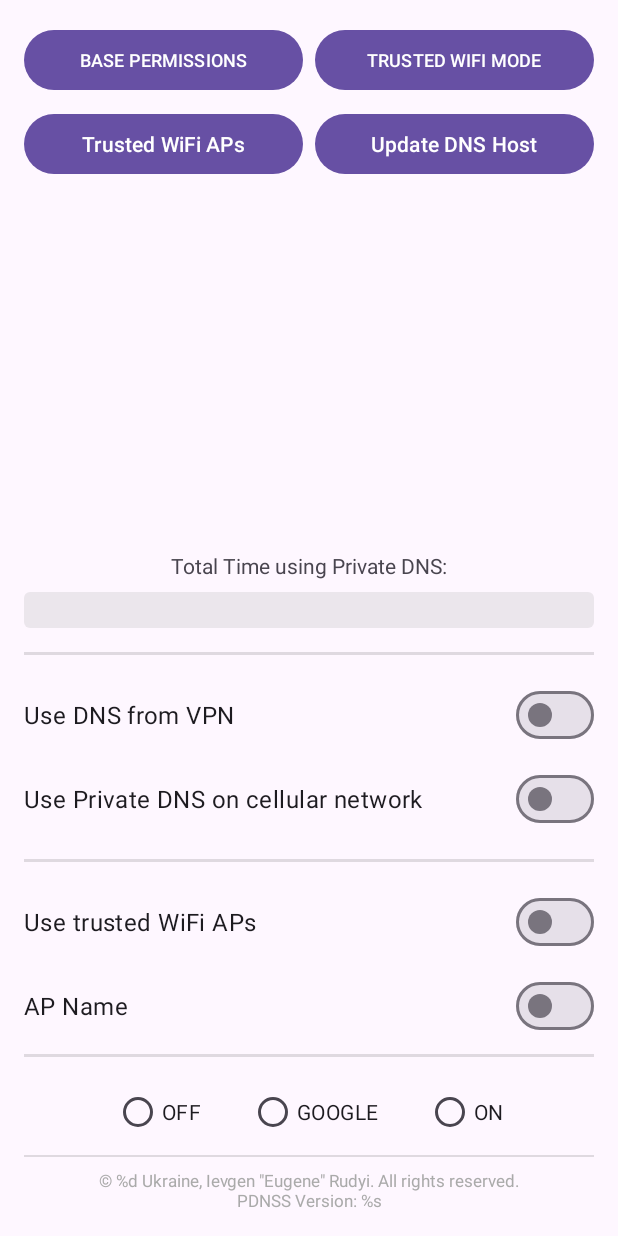
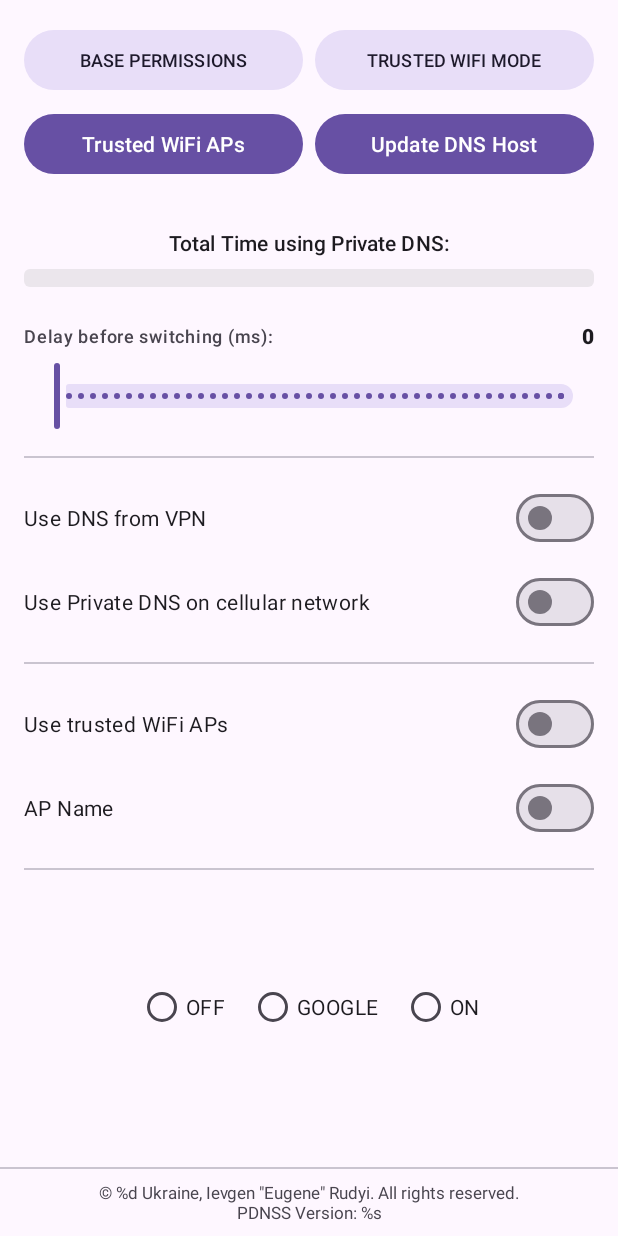
Before and after one commit to rudoyeugene/pdnss, an Android app: the layout activity_main.xml on its own in the app's theme, with its tools: preview values and no code run, on a phone screen of 412 x 824 dp. Run offline under Robolectric (Android 15) with nearby library versions, the light colour scheme and no system bars.

Commit message:
- minimal Android version: 11 - updated libs - added action delay settings - refactored UI, can be in landscape now

```diff
--- a/app/build.gradle
+++ b/app/build.gradle
@@ -10,10 +10,10 @@ android {
 
     defaultConfig {
         applicationId "com.rudyii.pdnss"
-        minSdkVersion 29
+        minSdkVersion 30
         targetSdkVersion 36
-        versionCode 217
-        versionName "2.1.7"
+        versionCode 220
+        versionName "2.2.0"
 
         testInstrumentationRunner "androidx.test.runner.AndroidJUnitRunner"
     }
--- a/app/src/main/java/com/rudyii/pdnss/types/Constants.java
+++ b/app/src/main/java/com/rudyii/pdnss/types/Constants.java
@@ -7,6 +7,7 @@ public class Constants {
     public static final String VALUE_PRIVATE_DNS_MODE_GOOGLE_STRING = "opportunistic";
     public static final String VALUE_PRIVATE_DNS_MODE_ON_STRING = "hostname";
     public static final String SETTINGS_PRIVATE_DNS_SPECIFIER = "private_dns_specifier";
+    public static final String SETTINGS_ACTION_DELAY_MS = "action_delay_ms";
     public static final String PDNSS_GOOGLE = "com.rudyii.pdnss.GOOGLE";
     public static final String PDNSS_ON = "com.rudyii.pdnss.ON";
     public static final String PDNSS_OFF = "com.rudyii.pdnss.OFF";
--- a/app/src/main/res/layout/activity_main.xml
+++ b/app/src/main/res/layout/activity_main.xml
@@ -7,43 +7,41 @@
     android:fitsSystemWindows="true"
     tools:context=".activities.ActivityMain">
 
-    <androidx.constraintlayout.widget.Guideline
-        android:id="@+id/start_guideline"
-        android:layout_width="wrap_content"
+    <ScrollView
+        android:layout_width="0dp"
+        android:layout_height="0dp"
+        android:fillViewport="true"
+        app:layout_constraintBottom_toTopOf="@+id/dividerCopyright"
+        app:layout_constraintEnd_toEndOf="parent"
+        app:layout_constraintStart_toStartOf="parent"
+        app:layout_constraintTop_toTopOf="parent">
+
+        <androidx.constraintlayout.widget.ConstraintLayout
+            android:layout_width="match_parent"
             android:layout_height="wrap_content"
-        android:orientation="vertical"
-        app:layout_constraintGuide_begin="16dp" />
-
-    <androidx.constraintlayout.widget.Guideline
-        android:id="@+id/end_guideline"
-        android:layout_width="wrap_content"
-        android:layout_height="wrap_content"
-        android:orientation="vertical"
-        app:layout_constraintGuide_end="16dp" />
+            android:padding="16dp">
 
             <com.google.android.material.button.MaterialButton
                 android:id="@+id/btnInstructions"
+                style="@style/Widget.Material3.Button.TonalButton"
                 android:layout_width="0dp"
                 android:layout_height="wrap_content"
-        android:layout_marginTop="16dp"
-        android:layout_marginEnd="4dp"
-        android:hapticFeedbackEnabled="true"
+                android:layout_marginEnd="8dp"
                 android:text="@string/txt_base_permissions"
                 android:textSize="12sp"
                 app:layout_constraintEnd_toStartOf="@+id/btnPermissions"
                 app:layout_constraintHorizontal_weight="1"
-        app:layout_constraintStart_toStartOf="@+id/start_guideline"
+                app:layout_constraintStart_toStartOf="parent"
                 app:layout_constraintTop_toTopOf="parent" />
 
             <com.google.android.material.button.MaterialButton
                 android:id="@+id/btnPermissions"
+                style="@style/Widget.Material3.Button.TonalButton"
                 android:layout_width="0dp"
                 android:layout_height="wrap_content"
-        android:layout_marginStart="4dp"
-        android:hapticFeedbackEnabled="true"
                 android:text="@string/txt_trusted_wifi_mode"
                 android:textSize="12sp"
-        app:layout_constraintEnd_toEndOf="@+id/end_guideline"
+                app:layout_constraintEnd_toEndOf="parent"
                 app:layout_constraintHorizontal_weight="1"
                 app:layout_constraintStart_toEndOf="@+id/btnInstructions"
                 app:layout_constraintTop_toTopOf="@+id/btnInstructions" />
@@ -72,163 +70,170 @@
                 android:id="@+id/scoreText"
                 android:layout_width="wrap_content"
                 android:layout_height="wrap_content"
-        android:layout_marginBottom="8dp"
+                android:layout_marginTop="32dp"
                 android:text="@string/txt_progress_stats"
-        app:layout_constraintBottom_toTopOf="@+id/score"
+                android:textAppearance="@style/TextAppearance.Material3.LabelLarge"
                 app:layout_constraintEnd_toEndOf="parent"
-        app:layout_constraintStart_toStartOf="parent" />
+                app:layout_constraintStart_toStartOf="parent"
+                app:layout_constraintTop_toBottomOf="@+id/btnApList" />
 
             <ProgressBar
                 android:id="@+id/score"
                 style="@android:style/Widget.ProgressBar.Horizontal"
                 android:layout_width="0dp"
-        android:layout_height="24dp"
-        android:layout_marginStart="16dp"
-        android:layout_marginEnd="16dp"
-        android:layout_marginBottom="16dp"
+                android:layout_height="12dp"
+                android:layout_marginTop="8dp"
                 android:max="100"
                 android:progress="0"
                 android:progressDrawable="@drawable/gradient_progressbar_drawable"
-        app:layout_constraintBottom_toTopOf="@+id/view"
                 app:layout_constraintEnd_toEndOf="parent"
-        app:layout_constraintStart_toStartOf="parent" />
+                app:layout_constraintStart_toStartOf="parent"
+                app:layout_constraintTop_toBottomOf="@+id/scoreText" />
 
-    <View
+            <com.google.android.material.textview.MaterialTextView
+                android:id="@+id/sliderDescription"
+                android:layout_width="0dp"
+                android:layout_height="wrap_content"
+                android:layout_marginTop="24dp"
+                android:text="@string/txt_delay_before"
+                android:textAppearance="@style/TextAppearance.Material3.LabelMedium"
+                android:textColor="?android:attr/textColorSecondary"
+                app:layout_constraintStart_toStartOf="parent"
+                app:layout_constraintTop_toBottomOf="@+id/score" />
+
+            <com.google.android.material.textview.MaterialTextView
+                android:id="@+id/sliderValueText"
+                android:layout_width="wrap_content"
+                android:layout_height="wrap_content"
+                android:text="0"
+                android:textAppearance="@style/TextAppearance.Material3.LabelLarge"
+                android:textColor="?android:attr/textColorPrimary"
+                android:textStyle="bold"
+                app:layout_constraintBottom_toBottomOf="@+id/sliderDescription"
+                app:layout_constraintEnd_toEndOf="parent"
+                app:layout_constraintTop_toTopOf="@+id/sliderDescription" />
+
+            <com.google.android.material.slider.Slider
+                android:id="@+id/delaySlider"
+                android:layout_width="0dp"
+                android:layout_height="wrap_content"
+                android:layout_marginTop="8dp"
+                android:stepSize="100.0"
+                android:valueFrom="0.0"
+                android:valueTo="5000.0"
+                app:layout_constraintEnd_toEndOf="parent"
+                app:layout_constraintStart_toStartOf="parent"
+                app:layout_constraintTop_toBottomOf="@+id/sliderDescription" />
+
+            <com.google.android.material.divider.MaterialDivider
                 android:id="@+id/view"
-        android:layout_width="0dp"
-        android:layout_height="2dp"
-        android:layout_marginBottom="16dp"
-        android:background="?android:attr/listDivider"
-        app:layout_constraintBottom_toTopOf="@+id/switchDisableForVpn"
-        app:layout_constraintEnd_toEndOf="@+id/end_guideline"
-        app:layout_constraintStart_toStartOf="@+id/start_guideline" />
+                android:layout_width="match_parent"
+                android:layout_height="wrap_content"
+                android:layout_marginTop="16dp"
+                app:layout_constraintTop_toBottomOf="@+id/delaySlider" />
 
             <com.google.android.material.materialswitch.MaterialSwitch
                 android:id="@+id/switchDisableForVpn"
-        android:layout_width="0dp"
+                android:layout_width="match_parent"
                 android:layout_height="wrap_content"
-        android:layout_marginBottom="8dp"
-        android:hapticFeedbackEnabled="true"
+                android:layout_marginTop="16dp"
                 android:text="@string/swch_disable_on_vpn"
-        android:textSize="16sp"
-        app:layout_constraintBottom_toTopOf="@+id/switchEnableForCellular"
-        app:layout_constraintEnd_toEndOf="@+id/end_guideline"
-        app:layout_constraintStart_toStartOf="@+id/start_guideline" />
+                app:layout_constraintTop_toBottomOf="@+id/view" />
 
             <com.google.android.material.materialswitch.MaterialSwitch
                 android:id="@+id/switchEnableForCellular"
-        android:layout_width="0dp"
+                android:layout_width="match_parent"
                 android:layout_height="wrap_content"
-        android:layout_marginBottom="16dp"
-        android:hapticFeedbackEnabled="true"
+                android:layout_marginTop="8dp"
                 android:text="@string/swch_enable_on_cellular"
-        android:textSize="16sp"
-        app:layout_constraintBottom_toTopOf="@+id/dividerVpnCellular"
-        app:layout_constraintEnd_toEndOf="@+id/end_guideline"
-        app:layout_constraintStart_toStartOf="@+id/start_guideline" />
+                app:layout_constraintTop_toBottomOf="@+id/switchDisableForVpn" />
 
-    <View
+            <com.google.android.material.divider.MaterialDivider
                 android:id="@+id/dividerVpnCellular"
-        android:layout_width="0dp"
-        android:layout_height="2dp"
-        android:layout_marginBottom="16dp"
-        android:background="?android:attr/listDivider"
-        app:layout_constraintBottom_toTopOf="@+id/switchTrustWiFiMode"
-        app:layout_constraintEnd_toEndOf="@+id/end_guideline"
-        app:layout_constraintStart_toStartOf="@+id/start_guideline" />
+                android:layout_width="match_parent"
+                android:layout_height="wrap_content"
+                android:layout_marginTop="16dp"
+                app:layout_constraintTop_toBottomOf="@+id/switchEnableForCellular" />
 
             <com.google.android.material.materialswitch.MaterialSwitch
                 android:id="@+id/switchTrustWiFiMode"
-        android:layout_width="0dp"
+                android:layout_width="match_parent"
                 android:layout_height="wrap_content"
-        android:layout_marginBottom="8dp"
-        android:hapticFeedbackEnabled="true"
+                android:layout_marginTop="16dp"
                 android:text="@string/btn_trust_wifi"
-        android:textSize="16sp"
-        app:layout_constraintBottom_toTopOf="@+id/switchTrustWiFi"
-        app:layout_constraintEnd_toEndOf="@+id/end_guideline"
-        app:layout_constraintStart_toStartOf="@+id/start_guideline" />
+                app:layout_constraintTop_toBottomOf="@+id/dividerVpnCellular" />
 
             <com.google.android.material.materialswitch.MaterialSwitch
                 android:id="@+id/switchTrustWiFi"
-        android:layout_width="0dp"
+                android:layout_width="match_parent"
                 android:layout_height="wrap_content"
-        android:layout_marginBottom="8dp"
-        android:hapticFeedbackEnabled="true"
+                android:layout_marginTop="8dp"
                 android:text="@string/txt_ap_name"
-        android:textSize="16sp"
-        app:layout_constraintBottom_toTopOf="@+id/dividerSlide"
-        app:layout_constraintEnd_toEndOf="@+id/end_guideline"
-        app:layout_constraintStart_toStartOf="@+id/start_guideline" />
+                app:layout_constraintTop_toBottomOf="@+id/switchTrustWiFiMode" />
 
-    <View
+            <com.google.android.material.divider.MaterialDivider
                 android:id="@+id/dividerSlide"
-        android:layout_width="0dp"
-        android:layout_height="2dp"
-        android:layout_marginBottom="8dp"
-        android:background="?android:attr/listDivider"
-        app:layout_constraintBottom_toTopOf="@+id/selector"
-        app:layout_constraintEnd_toEndOf="@+id/end_guideline"
-        app:layout_constraintStart_toStartOf="@+id/start_guideline" />
-
+                android:layout_width="match_parent"
+                android:layout_height="wrap_content"
+                android:layout_marginTop="16dp"
+                app:layout_constraintTop_toBottomOf="@+id/switchTrustWiFi" />
 
             <RadioGroup
                 android:id="@+id/selector"
                 android:layout_width="wrap_content"
                 android:layout_height="wrap_content"
-        app:layout_constraintBottom_toTopOf="@+id/dividerCopyright"
-        app:layout_constraintEnd_toEndOf="@+id/end_guideline"
-        app:layout_constraintStart_toStartOf="@+id/start_guideline"
-        android:orientation="horizontal">
+                android:layout_marginTop="24dp"
+                android:layout_marginBottom="24dp"
+                android:orientation="horizontal"
+                app:layout_constraintBottom_toBottomOf="parent"
+                app:layout_constraintEnd_toEndOf="parent"
+                app:layout_constraintStart_toStartOf="parent"
+                app:layout_constraintTop_toBottomOf="@+id/dividerSlide">
 
-        <androidx.appcompat.widget.AppCompatRadioButton
+                <com.google.android.material.radiobutton.MaterialRadioButton
                     android:id="@+id/radioOff"
-            android:layout_width="match_parent"
+                    android:layout_width="wrap_content"
                     android:layout_height="wrap_content"
+                    android:layout_marginEnd="16dp"
                     android:text="@string/txt_OFF" />
 
-        <Space
-            android:layout_width="32dp"
-            android:layout_height="wrap_content" />
-
-        <androidx.appcompat.widget.AppCompatRadioButton
+                <com.google.android.material.radiobutton.MaterialRadioButton
                     android:id="@+id/radioAuto"
-            android:layout_width="match_parent"
+                    android:layout_width="wrap_content"
                     android:layout_height="wrap_content"
+                    android:layout_marginEnd="16dp"
                     android:text="@string/txt_GOOGLE" />
 
-        <Space
-            android:layout_width="32dp"
-            android:layout_height="wrap_content" />
-
-        <androidx.appcompat.widget.AppCompatRadioButton
+                <com.google.android.material.radiobutton.MaterialRadioButton
                     android:id="@+id/radioOn"
-            android:layout_width="match_parent"
-            android:layout_height="57dp"
+                    android:layout_width="wrap_content"
+                    android:layout_height="wrap_content"
                     android:text="@string/txt_ON" />
             </RadioGroup>
 
-    <View
+        </androidx.constraintlayout.widget.ConstraintLayout>
+    </ScrollView>
+
+    <com.google.android.material.divider.MaterialDivider
         android:id="@+id/dividerCopyright"
         android:layout_width="0dp"
-        android:layout_height="1dp"
+        android:layout_height="wrap_content"
         android:layout_marginBottom="8dp"
-        android:background="?android:attr/listDivider"
         app:layout_constraintBottom_toTopOf="@+id/txtCopyrights"
-        app:layout_constraintEnd_toEndOf="@+id/end_guideline"
-        app:layout_constraintStart_toStartOf="@+id/start_guideline" />
+        app:layout_constraintEnd_toEndOf="parent"
+        app:layout_constraintStart_toStartOf="parent" />
 
     <com.google.android.material.textview.MaterialTextView
         android:id="@+id/txtCopyrights"
         android:layout_width="0dp"
         android:layout_height="wrap_content"
-        android:layout_marginBottom="16dp"
+        android:layout_marginBottom="8dp"
         android:text="@string/txt_copyrights"
         android:textAlignment="center"
-        android:textColor="@android:color/darker_gray"
+        android:textColor="?android:attr/textColorSecondary"
         android:textSize="11sp"
         app:layout_constraintBottom_toBottomOf="parent"
-        app:layout_constraintEnd_toEndOf="@+id/end_guideline"
-        app:layout_constraintStart_toStartOf="@+id/start_guideline" />
+        app:layout_constraintEnd_toEndOf="parent"
+        app:layout_constraintStart_toStartOf="parent" />
 
 </androidx.constraintlayout.widget.ConstraintLayout>
--- a/app/src/main/res/values/strings.xml
+++ b/app/src/main/res/values/strings.xml
@@ -95,6 +95,7 @@
     <string name="txt_aps_list">Trusted WiFi APs</string>
     <string name="txt_update_dns_host">Update DNS Host</string>
     <string name="txt_progress_stats">Total Time using Private DNS:</string>
+    <string name="txt_delay_before">Delay before switching (ms):</string>
     <string name="txt_ap_name">AP Name</string>
     <string name="txt_GOOGLE" translatable="false">GOOGLE</string>
     <string name="txt_OFF" translatable="false">OFF</string>
--- a/build.gradle
+++ b/build.gradle
@@ -1,6 +1,6 @@
 // Top-level build file where you can add configuration options common to all sub-projects/modules.
 plugins {
-    id 'com.android.application' version '9.0.0' apply false
-    id 'com.android.library' version '9.0.0' apply false
-    id 'org.jetbrains.kotlin.plugin.compose' version '2.2.10' apply false
+    id 'com.android.application' version '9.1.0' apply false
+    id 'com.android.library' version '9.1.0' apply false
+    id 'org.jetbrains.kotlin.plugin.compose' version '2.3.20' apply false
 }
--- a/settings.gradle
+++ b/settings.gradle
@@ -4,6 +4,9 @@ pluginManagement {
         mavenCentral()
         gradlePluginPortal()
     }
+}
+plugins {
+    id 'org.gradle.toolchains.foojay-resolver-convention' version '1.0.0'
 }
 
 dependencyResolutionManagement {
```
Also changed, not shown: app/src/main/AndroidManifest.xml (+5 -3 lines), app/src/main/java/com/rudyii/pdnss/PrivateDnsSwitcherApplication.java (+2 -9 lines), app/src/main/java/com/rudyii/pdnss/activities/ActivityMain.java (+35 -0 lines), app/src/main/java/com/rudyii/pdnss/utils/PdnssNetworkCallback.java (added, +66 -0 lines), app/src/main/java/com/rudyii/pdnss/utils/SettingsUtils.java (+0 -12 lines), gradle/wrapper/gradle-wrapper.properties. Lines whose indentation alone changed are shown as unchanged.
